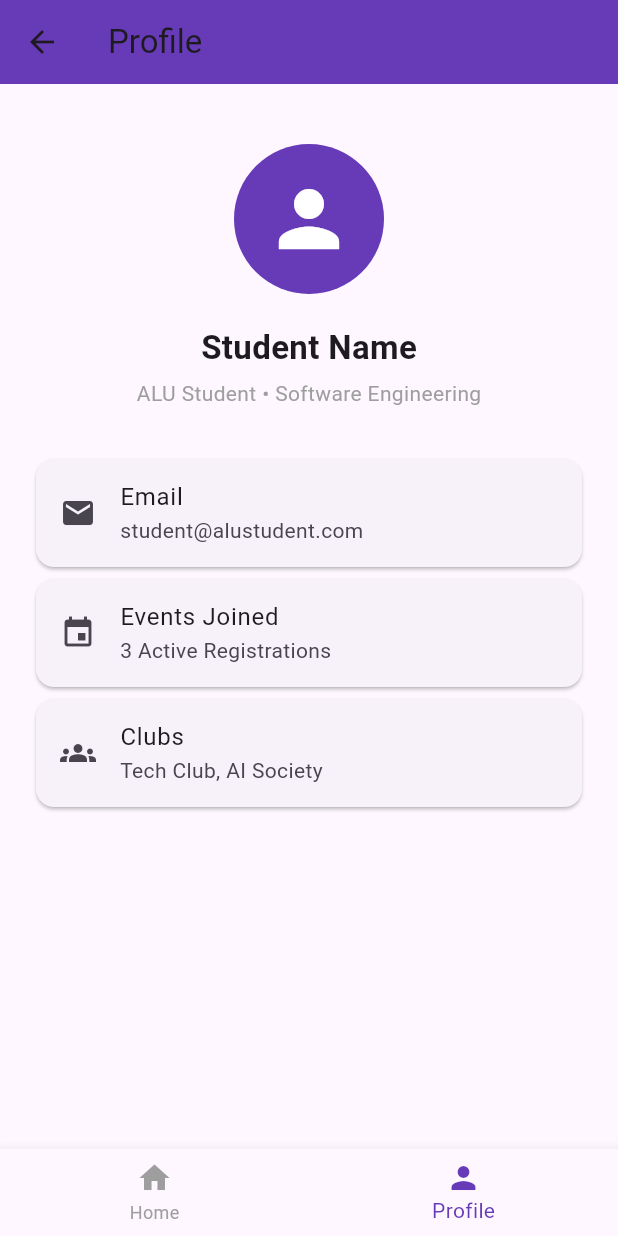
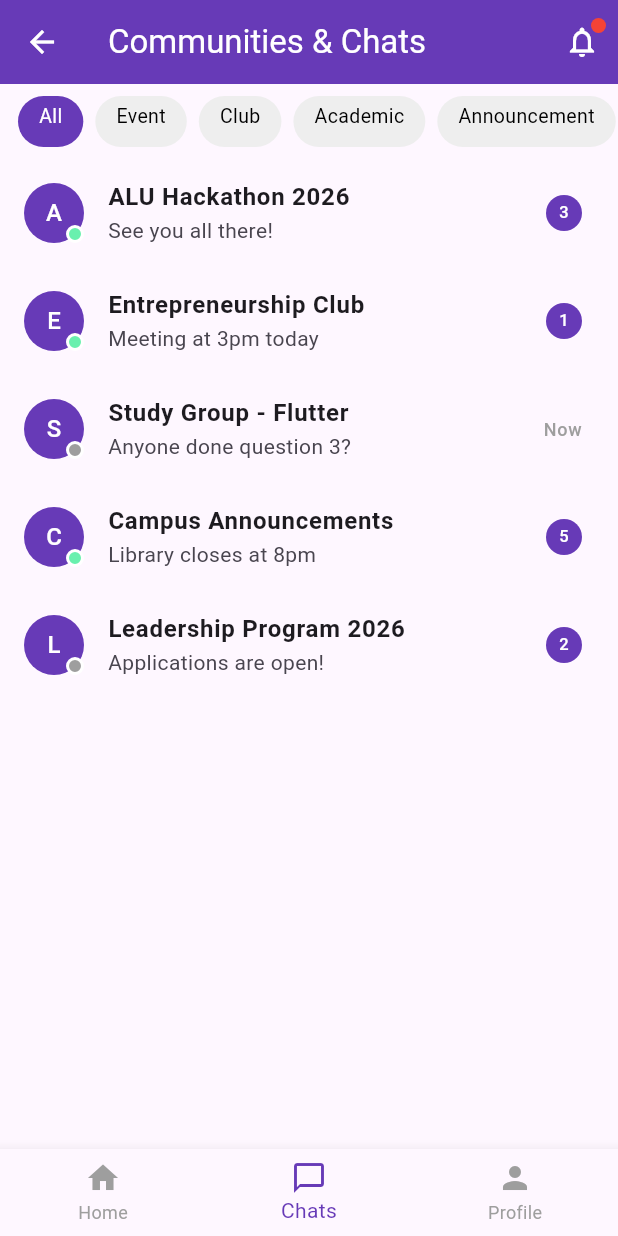
Before and after one commit to EstherShimwa/alu-connect, a Flutter app: the MainScreen screen opened directly, item 2 of the bottom bar chosen, on a phone screen of 412 x 824 dp. Run offline on Flutter 3.47's test engine with Material 3 defaults, Android fonts, the phone set to English and light mode, and no system bars.

Commit message:
app is operational

```diff
--- /dev/null
+++ b/lib/screens/chat_list_screen.dart
@@ -0,0 +1,217 @@
+import 'package:flutter/material.dart';
+import 'chat_screen.dart';
+import 'notifications_screen.dart';
+
+class ChatListScreen extends StatefulWidget {
+  const ChatListScreen({super.key});
+
+  @override
+  State<ChatListScreen> createState() => _ChatListScreenState();
+}
+
+class _ChatListScreenState extends State<ChatListScreen> {
+  final List<Map<String, dynamic>> chatRooms = [
+    {
+      "name": "ALU Hackathon 2026",
+      "last": "See you all there!",
+      "unread": 3,
+      "online": true,
+      "category": "Event",
+    },
+    {
+      "name": "Entrepreneurship Club",
+      "last": "Meeting at 3pm today",
+      "unread": 1,
+      "online": true,
+      "category": "Club",
+    },
+    {
+      "name": "Study Group - Flutter",
+      "last": "Anyone done question 3?",
+      "unread": 0,
+      "online": false,
+      "category": "Academic",
+    },
+    {
+      "name": "Campus Announcements",
+      "last": "Library closes at 8pm",
+      "unread": 5,
+      "online": true,
+      "category": "Announcement",
+    },
+    {
+      "name": "Leadership Program 2026",
+      "last": "Applications are open!",
+      "unread": 2,
+      "online": false,
+      "category": "Program",
+    },
+  ];
+
+  String selectedCategory = "All";
+  final List<String> categories = [
+    "All",
+    "Event",
+    "Club",
+    "Academic",
+    "Announcement",
+    "Program"
+  ];
+
+  List<Map<String, dynamic>> get filteredRooms {
+    if (selectedCategory == "All") return chatRooms;
+    return chatRooms
+        .where((r) => r["category"] == selectedCategory)
+        .toList();
+  }
+
+  @override
+  Widget build(BuildContext context) {
+    return Scaffold(
+      appBar: AppBar(
+        title: const Text("Communities & Chats"),
+        backgroundColor: Colors.deepPurple,
+        foregroundColor: Colors.white,
+        actions: [
+          Stack(
+            children: [
+              IconButton(
+                icon: const Icon(Icons.notifications_outlined),
+                onPressed: () {
+                  Navigator.push(
+                    context,
+                    MaterialPageRoute(
+                      builder: (_) => const NotificationsScreen(),
+                    ),
+                  );
+                },
+              ),
+              Positioned(
+                right: 8,
+                top: 8,
+                child: Container(
+                  width: 10,
+                  height: 10,
+                  decoration: const BoxDecoration(
+                    color: Colors.red,
+                    shape: BoxShape.circle,
+                  ),
+                ),
+              ),
+            ],
+          ),
+        ],
+      ),
+      body: Column(
+        children: [
+          // Category filter chips
+          SizedBox(
+            height: 50,
+            child: ListView.builder(
+              scrollDirection: Axis.horizontal,
+              padding:
+                  const EdgeInsets.symmetric(horizontal: 12, vertical: 8),
+              itemCount: categories.length,
+              itemBuilder: (context, index) {
+                final cat = categories[index];
+                final isSelected = selectedCategory == cat;
+                return GestureDetector(
+                  onTap: () => setState(() => selectedCategory = cat),
+                  child: Container(
+                    margin: const EdgeInsets.only(right: 8),
+                    padding: const EdgeInsets.symmetric(
+                        horizontal: 14, vertical: 4),
+                    decoration: BoxDecoration(
+                      color: isSelected
+                          ? Colors.deepPurple
+                          : Colors.grey[200],
+                      borderRadius: BorderRadius.circular(20),
+                    ),
+                    child: Text(
+                      cat,
+                      style: TextStyle(
+                        color:
+                            isSelected ? Colors.white : Colors.black,
+                        fontSize: 13,
+                      ),
+                    ),
+                  ),
+                );
+              },
+            ),
+          ),
+          Expanded(
+            child: ListView.builder(
+              itemCount: filteredRooms.length,
+              itemBuilder: (context, index) {
+                final room = filteredRooms[index];
+                return ListTile(
+                  leading: Stack(
+                    children: [
+                      CircleAvatar(
+                        backgroundColor: Colors.deepPurple,
+                        child: Text(
+                          room["name"][0],
+                          style: const TextStyle(color: Colors.white),
+                        ),
+                      ),
+                      Positioned(
+                        right: 0,
+                        bottom: 0,
+                        child: Container(
+                          width: 12,
+                          height: 12,
+                          decoration: BoxDecoration(
+                            color: room["online"]
+                                ? Colors.greenAccent
+                                : Colors.grey,
+                            shape: BoxShape.circle,
+                            border: Border.all(
+                                color: Colors.white, width: 2),
+                          ),
+                        ),
+                      ),
+                    ],
+                  ),
+                  title: Text(
+                    room["name"],
+                    style: const TextStyle(fontWeight: FontWeight.bold),
+                  ),
+                  subtitle: Text(
+                    room["last"],
+                    overflow: TextOverflow.ellipsis,
+                  ),
+                  trailing: room["unread"] > 0
+                      ? CircleAvatar(
+                          radius: 12,
+                          backgroundColor: Colors.deepPurple,
+                          child: Text(
+                            room["unread"].toString(),
+                            style: const TextStyle(
+                                color: Colors.white, fontSize: 11),
+                          ),
+                        )
+                      : const Text(
+                          "Now",
+                          style: TextStyle(
+                              color: Colors.grey, fontSize: 12),
+                        ),
+                  onTap: () {
+                    setState(() => room["unread"] = 0);
+                    Navigator.push(
+                      context,
+                      MaterialPageRoute(
+                        builder: (_) =>
+                            ChatScreen(roomName: room["name"]),
+                      ),
+                    );
+                  },
+                );
+              },
+            ),
+          ),
+        ],
+      ),
+    );
+  }
+}
--- a/lib/screens/main_screen.dart
+++ b/lib/screens/main_screen.dart
@@ -1,10 +1,10 @@
 import 'package:flutter/material.dart';
 import 'home_screen.dart';
 import 'profile_screen.dart';
+import 'chat_list_screen.dart';
 
 class MainScreen extends StatefulWidget {
   const MainScreen({super.key});
-
   @override
   State<MainScreen> createState() => _MainScreenState();
 }
@@ -14,6 +14,7 @@
 
   final List<Widget> pages = const [
     HomeScreen(),
+    ChatListScreen(),
     ProfileScreen(),
   ];
 
@@ -27,17 +28,19 @@
   Widget build(BuildContext context) {
     return Scaffold(
       body: pages[currentIndex],
-
       bottomNavigationBar: BottomNavigationBar(
         currentIndex: currentIndex,
         onTap: onTabChanged,
         selectedItemColor: Colors.deepPurple,
         unselectedItemColor: Colors.grey,
-
         items: const [
           BottomNavigationBarItem(
             icon: Icon(Icons.home),
             label: "Home",
+          ),
+          BottomNavigationBarItem(
+            icon: Icon(Icons.chat_bubble_outline),
+            label: "Chats",
           ),
           BottomNavigationBarItem(
             icon: Icon(Icons.person),
```
Also changed, not shown: lib/main.dart (+3 -10 lines), lib/screens/chat_screen.dart (added, +331 -0 lines), lib/screens/notifications_screen.dart (added, +89 -0 lines).
